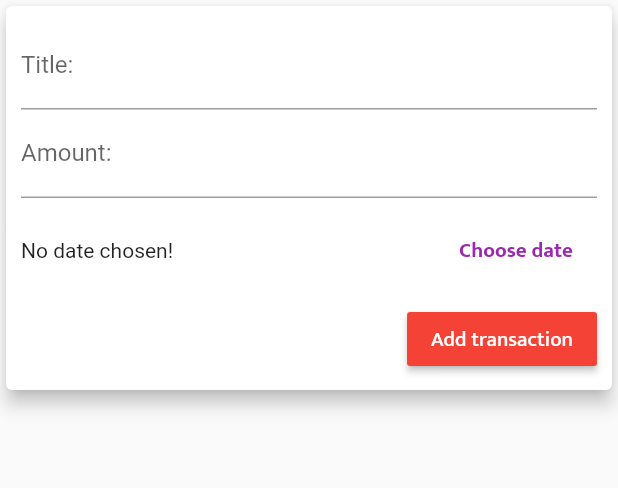
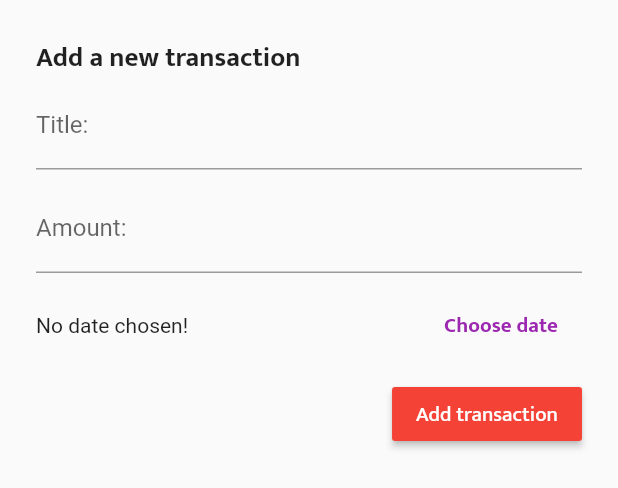
Before and after one commit to dj-neza/LearningFlutter, a Flutter app: the NewTransaction widget shown alone on an empty page, opened directly with empty values, on a phone screen of 412 x 824 dp. Shown: the top 488 px of the screen. Run offline on Flutter 3.47's test engine with Material 2 defaults, Android fonts, the phone set to English and light mode, and no system bars.

Commit message:
Make the app more responsive and adaptive to platform

```diff
--- /dev/null
+++ b/lib/widgets/adaptive_button.dart
@@ -0,0 +1,33 @@
+import 'package:flutter/material.dart';
+import 'package:flutter/cupertino.dart';
+import 'dart:io';
+
+class AdaptiveButton extends StatelessWidget {
+  final Function showDatePicker;
+  final String label;
+
+  AdaptiveButton(this.label, this.showDatePicker);
+  @override
+  Widget build(BuildContext context) {
+    return Platform.isIOS
+        ? CupertinoButton(
+            child: Text(
+              label,
+              style: TextStyle(
+                fontWeight: FontWeight.bold,
+              ),
+            ),
+            onPressed: () => showDatePicker(),
+          )
+        : FlatButton(
+            textColor: Theme.of(context).accentColor,
+            child: Text(
+              label,
+              style: TextStyle(
+                fontWeight: FontWeight.bold,
+              ),
+            ),
+            onPressed: () => showDatePicker(),
+          );
+  }
+}
--- a/lib/widgets/new_transaction.dart
+++ b/lib/widgets/new_transaction.dart
@@ -1,5 +1,9 @@
+import 'package:flutter/cupertino.dart';
 import 'package:flutter/material.dart';
 import 'package:intl/intl.dart';
+import 'dart:io';
+
+import './adaptive_button.dart';
 
 class NewTransaction extends StatefulWidget {
   final Function addTransaction;
@@ -47,24 +51,47 @@ class _NewTransactionState extends State<NewTransaction> {
   @override
   Widget build(BuildContext context) {
     return SingleChildScrollView(
-      child: Card(
       child: Container(
         padding: EdgeInsets.only(
-              top: 10,
-              right: 10,
-              left: 10,
-              bottom: MediaQuery.of(context).viewInsets.bottom + 10),
+            top: 24,
+            right: 24,
+            left: 24,
+            bottom: MediaQuery.of(context).viewInsets.bottom + 56),
         child: Column(
           crossAxisAlignment: CrossAxisAlignment.end,
           children: <Widget>[
-              TextField(
+            Row(
+              children: <Widget>[
+                Text(
+                  'Add a new transaction',
+                  style: Theme.of(context).textTheme.headline6,
+                ),
+                SizedBox(height: 24),
+              ],
+            ),
+            Platform.isIOS
+                ? CupertinoTextField(
+                    placeholder: 'Title:',
+                    controller: _titleController,
+                  )
+                : TextField(
                     decoration: InputDecoration(labelText: 'Title:'),
                     controller: _titleController,
                   ),
-              TextField(
+            SizedBox(height: 10),
+            Platform.isIOS
+                ? CupertinoTextField(
+                    placeholder: 'Amoint:',
+                    controller: _amountController,
+                    keyboardType:
+                        TextInputType.numberWithOptions(decimal: true),
+                    onSubmitted: (_) => _submitData(),
+                  )
+                : TextField(
                     decoration: InputDecoration(labelText: 'Amount:'),
                     controller: _amountController,
-                keyboardType: TextInputType.numberWithOptions(decimal: true),
+                    keyboardType:
+                        TextInputType.numberWithOptions(decimal: true),
                     onSubmitted: (_) => _submitData(),
                   ),
             Container(
@@ -77,16 +104,7 @@ class _NewTransactionState extends State<NewTransaction> {
                         : 'Selected: ${DateFormat.yMMMd().format(_selectedDate!)}'),
                   ),
                   SizedBox(width: 10),
-                    FlatButton(
-                      textColor: Theme.of(context).accentColor,
-                      child: Text(
-                        'Choose date',
-                        style: TextStyle(
-                          fontWeight: FontWeight.bold,
-                        ),
-                      ),
-                      onPressed: _showDatePicker,
-                    ),
+                  AdaptiveButton('Choose date', _showDatePicker),
                 ],
               ),
             ),
@@ -99,8 +117,6 @@ class _NewTransactionState extends State<NewTransaction> {
           ],
         ),
       ),
-        elevation: 5,
-      ),
     );
   }
 }
```
Also changed, not shown: lib/main.dart (+46 -11 lines). Lines whose indentation alone changed are shown as unchanged.
